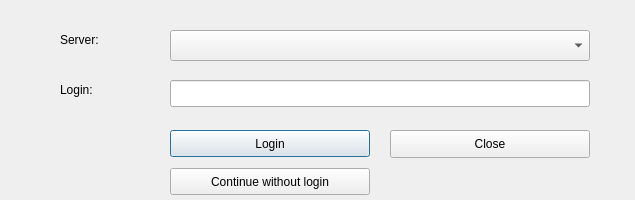
Before: the Qt Designer form dlg_ConnectionManager.ui in LESPROJEKT/qgis-layman-plugin, drawn with Qt 5.
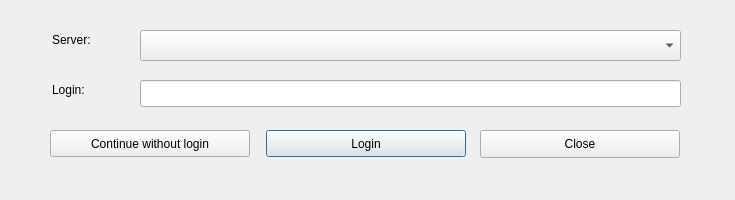
After: the same form once the commit is applied.

Patch:
```diff
--- a/dlg_ConnectionManager.ui
+++ b/dlg_ConnectionManager.ui
@@ -9,7 +9,7 @@
    <rect>
     <x>0</x>
     <y>0</y>
-    <width>635</width>
+    <width>735</width>
     <height>200</height>
    </rect>
   </property>
@@ -21,13 +21,13 @@
   </property>
   <property name="minimumSize">
    <size>
-    <width>635</width>
+    <width>735</width>
     <height>200</height>
    </size>
   </property>
   <property name="maximumSize">
    <size>
-    <width>635</width>
+    <width>735</width>
     <height>200</height>
    </size>
   </property>
@@ -37,7 +37,7 @@
   <widget class="QPushButton" name="pushButton_Connect">
    <property name="geometry">
     <rect>
-     <x>170</x>
+     <x>266</x>
      <y>130</y>
      <width>200</width>
      <height>27</height>
@@ -50,7 +50,7 @@
   <widget class="QPushButton" name="pushButton_close">
    <property name="geometry">
     <rect>
-     <x>390</x>
+     <x>480</x>
      <y>130</y>
      <width>200</width>
      <height>28</height>
@@ -76,7 +76,7 @@
   <widget class="QLabel" name="label_APIKey_2">
    <property name="geometry">
     <rect>
-     <x>60</x>
+     <x>52</x>
      <y>80</y>
      <width>121</width>
      <height>19</height>
@@ -92,9 +92,9 @@
    </property>
    <property name="geometry">
     <rect>
-     <x>170</x>
+     <x>140</x>
      <y>80</y>
-     <width>420</width>
+     <width>541</width>
      <height>27</height>
     </rect>
    </property>
@@ -105,7 +105,7 @@
   <widget class="QLabel" name="label_APIKey_3">
    <property name="geometry">
     <rect>
-     <x>60</x>
+     <x>52</x>
      <y>30</y>
      <width>121</width>
      <height>19</height>
@@ -118,9 +118,9 @@
   <widget class="QComboBox" name="comboBox_server">
    <property name="geometry">
     <rect>
-     <x>170</x>
+     <x>140</x>
      <y>30</y>
-     <width>420</width>
+     <width>541</width>
      <height>31</height>
     </rect>
    </property>
@@ -128,7 +128,7 @@
   <widget class="QLabel" name="label_sign">
    <property name="geometry">
     <rect>
-     <x>400</x>
+     <x>338</x>
      <y>170</y>
      <width>251</width>
      <height>19</height>
@@ -141,8 +141,8 @@
   <widget class="QPushButton" name="pushButton_NoLogin">
    <property name="geometry">
     <rect>
-     <x>170</x>
-     <y>168</y>
+     <x>50</x>
+     <y>130</y>
      <width>200</width>
      <height>27</height>
     </rect>
```
